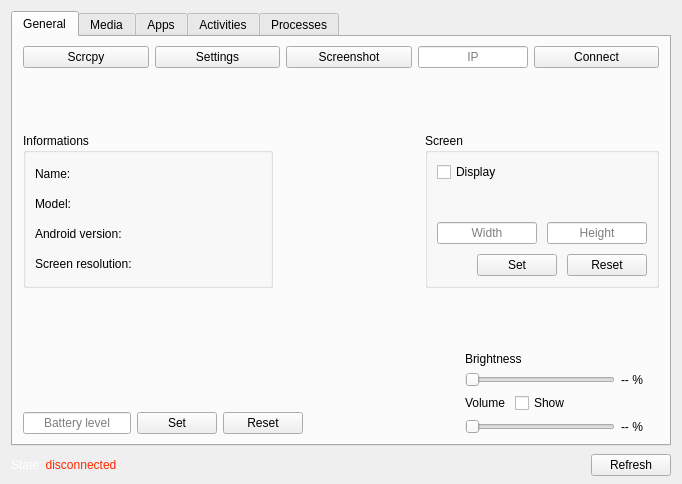
First picture: the form in ui/form.ui, repository Zarox28/ADBenQ, before the edit.
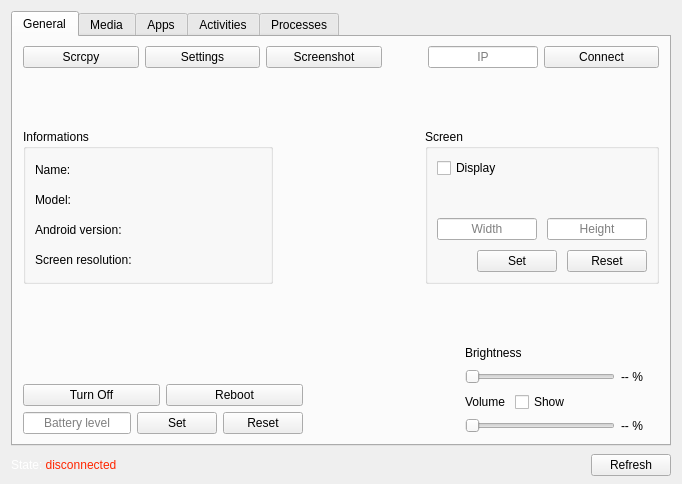
Second picture: the form after the edit. Icons and pictures are not drawn.

Commit message: Added power buttons

What changed in the file:
```diff
--- a/ui/form.ui
+++ b/ui/form.ui
@@ -142,6 +142,22 @@
              </property>
             </widget>
            </item>
+           <item>
+            <spacer name="horizontalSpacer">
+             <property name="orientation">
+              <enum>Qt::Orientation::Horizontal</enum>
+             </property>
+             <property name="sizeType">
+              <enum>QSizePolicy::Policy::Maximum</enum>
+             </property>
+             <property name="sizeHint" stdset="0">
+              <size>
+               <width>40</width>
+               <height>20</height>
+              </size>
+             </property>
+            </spacer>
+           </item>
            <item>
             <widget class="QLineEdit" name="ip_input">
              <property name="minimumSize">
@@ -423,6 +439,24 @@
                </property>
               </spacer>
              </item>
+             <item>
+              <layout class="QHBoxLayout" name="power_buttons_container">
+               <item>
+                <widget class="QPushButton" name="turn_off_button">
+                 <property name="text">
+                  <string>Turn Off</string>
+                 </property>
+                </widget>
+               </item>
+               <item>
+                <widget class="QPushButton" name="reboot_button">
+                 <property name="text">
+                  <string>Reboot</string>
+                 </property>
+                </widget>
+               </item>
+              </layout>
+             </item>
              <item>
               <layout class="QHBoxLayout" name="battery_container">
                <property name="topMargin">
@@ -470,6 +504,9 @@
              <property name="orientation">
               <enum>Qt::Orientation::Horizontal</enum>
              </property>
+             <property name="sizeType">
+              <enum>QSizePolicy::Policy::Expanding</enum>
+             </property>
              <property name="sizeHint" stdset="0">
               <size>
                <width>40</width>
```
Left out of the diff: 3 changed lines with no effect on the pictures. The commit also changes 3 other files.
